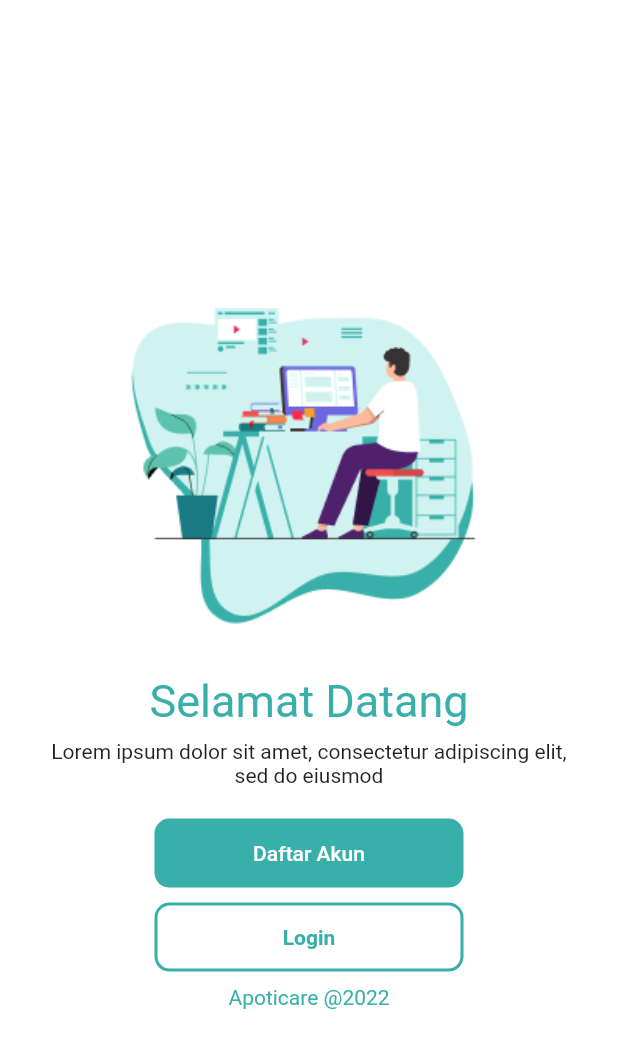
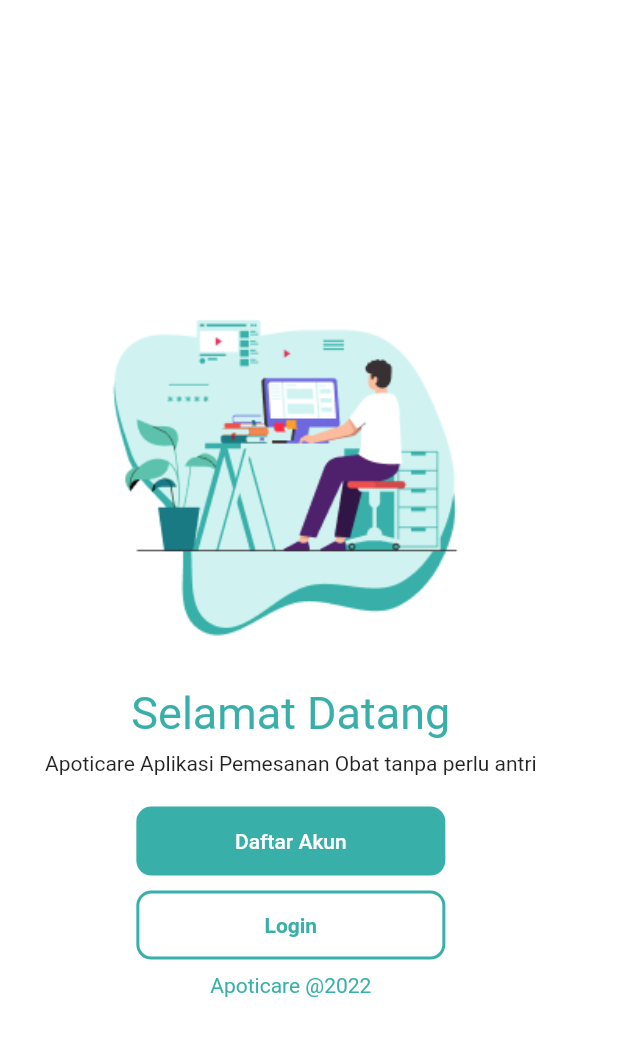
Before and after one commit to tikariza22/PROJEK-PBM, a Flutter app: the screen it shows after launch, on a phone screen of 412 x 824 dp. Shown: the top 1048 px of the screen. Run offline on Flutter 3.47's test engine with Material 2 defaults, Android fonts, the light colour scheme and no system bars; our stand-ins replace cloud_firestore, firebase_auth, firebase_core, firebase_storage, flutter_screenutil, geolocator and 6 more; missing offline and left inert: dart:ffi, flutter_barcode_scanner; accounts and stored records are empty.

Commit message:
perbaikan home view dan logo aplikasi

```diff
--- a/lib/view/welcomeview.dart
+++ b/lib/view/welcomeview.dart
@@ -41,7 +41,7 @@
                       height: 8,
                     ),
                     const Text(
-                      "Lorem ipsum dolor sit amet, consectetur adipiscing elit, sed do eiusmod",
+                      "Apoticare Aplikasi Pemesanan Obat tanpa perlu antri",
                       textAlign: TextAlign.center,
                       style: TextStyle(),
                     ),
--- a/pubspec.yaml
+++ b/pubspec.yaml
@@ -22,11 +22,16 @@
   shared_preferences: ^2.0.15
   image_picker: ^0.8.5+3
   firebase_storage: ^10.2.17
+  flutter_launcher_icons: ^0.9.3
 
 dev_dependencies:
   flutter_lints: ^1.0.0
   flutter_test:
     sdk: flutter
+
+flutter_icons:
+  android : 'launcher_icon'
+  image_path : 'assets/icons/logo.png'
 
 flutter:
   uses-material-design: true
```
Also changed, not shown: assets/icons/logo.png (added), pubspec.lock, 6 other files.
